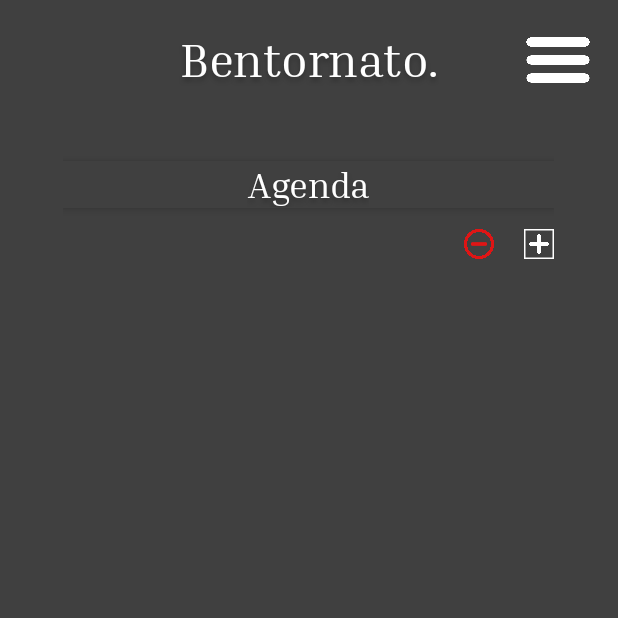
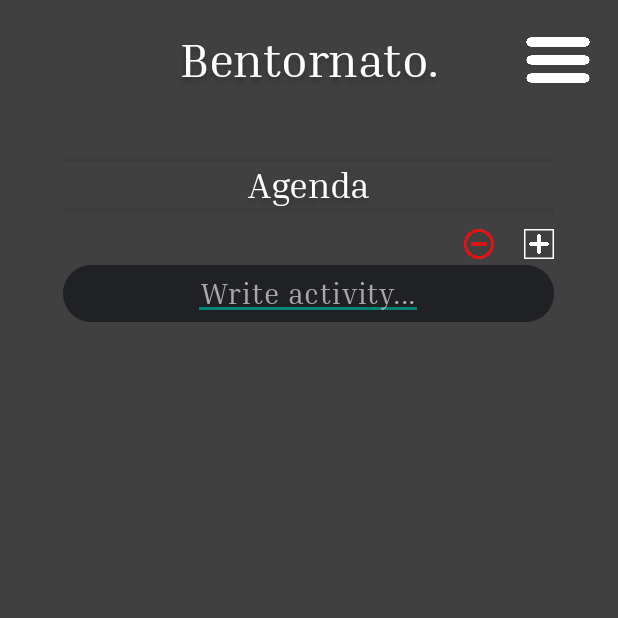
Before and after one commit to Ciollo/PlanMind, an Android app: the AgendaActivity screen opened directly, with no data from a screen before it, on a phone screen of 412 x 824 dp, the top half of it. Run offline under Robolectric (Android 15) with nearby library versions, the phone set to English and light mode, and no system bars.

Commit message:
agenda add

```diff
--- a/app/src/main/AndroidManifest.xml
+++ b/app/src/main/AndroidManifest.xml
@@ -10,7 +10,7 @@
         android:label="@string/app_name"
         android:roundIcon="@mipmap/ic_launcher_round"
         android:supportsRtl="true"
-        android:theme="@style/Theme.PlanMind"
+        android:theme="@style/AppTheme"
         tools:targetApi="31">
         <activity
             android:name=".MainActivity"
--- a/app/src/main/java/com/example/planmind/AgendaActivity.java
+++ b/app/src/main/java/com/example/planmind/AgendaActivity.java
@@ -2,23 +2,52 @@ package com.example.planmind;
 
 
 import android.app.Activity;
-import android.content.Intent;
+import android.app.DatePickerDialog;
 import android.os.Bundle;
-import android.view.animation.Animation;
-import android.view.animation.AnimationUtils;
+import android.view.View;
+import android.widget.DatePicker;
+import android.widget.EditText;
 import android.widget.ImageButton;
-import android.widget.RelativeLayout;
-import android.widget.TextView;
+import android.app.TimePickerDialog;
 
-import java.text.SimpleDateFormat;
-import java.util.Date;
-import java.util.Locale;
-public class AgendaActivity  extends Activity{
+import androidx.recyclerview.widget.LinearLayoutManager;
+import androidx.recyclerview.widget.RecyclerView;
+
+import java.util.ArrayList;
+import java.util.Collections;
+import java.util.List;
+
+public class AgendaActivity extends Activity {
+    private MyAdapter adapter;
+    private List<ItemActivity> data;
+
     @Override
     public void onCreate(Bundle savedInstanceState) {
         super.onCreate(savedInstanceState);
         setContentView(R.layout.activity_agenda);
         overridePendingTransition(R.anim.fade_in, R.anim.hold);
 
+        data = new ArrayList<>();
+        RecyclerView recyclerView = findViewById(R.id.recycler_view);
+        recyclerView.setLayoutManager(new LinearLayoutManager(this));
+        adapter = new MyAdapter(this, data);
+        recyclerView.setAdapter(adapter);
+
+        ImageButton addButton = findViewById(R.id.img_add);
+        addButton.setOnClickListener(v -> {
+            EditText editText = findViewById(R.id.my_edit_text);
+            String text = editText.getText().toString().trim();
+            if (!text.isEmpty()) {
+                TimePickerDialog timePickerDialog = new TimePickerDialog(this,
+                        (view, hourOfDay, minute) -> {
+                            String time = String.format("%02d:%02d", hourOfDay, minute);
+                            data.add(new ItemActivity(text, time));
+                            Collections.sort(data, (item1, item2) -> item1.getTime().compareTo(item2.getTime()));
+                            adapter.notifyDataSetChanged();
+                        }, 12, 0, true);
+                timePickerDialog.show();
+            }
+            editText.setText("");
+        });
     }
 }
--- /dev/null
+++ b/app/src/main/java/com/example/planmind/MyAdapter.java
@@ -0,0 +1,79 @@
+package com.example.planmind;
+
+import android.content.Context;
+import android.graphics.Color;
+import android.view.LayoutInflater;
+import android.view.View;
+import android.view.ViewGroup;
+import android.widget.CheckBox;
+import android.widget.EditText;
+import android.widget.TextView;
+
+import androidx.recyclerview.widget.RecyclerView;
+
+import java.util.List;
+
+public class MyAdapter extends RecyclerView.Adapter<MyAdapter.ViewHolder> {
+    private List<ItemActivity> mData;
+    private LayoutInflater mInflater;
+    private Context mContext;
+
+    // data is passed into the constructor
+    MyAdapter(Context context, List<ItemActivity> data) {
+        this.mInflater = LayoutInflater.from(context);
+        this.mData = data;
+        this.mContext = context;
+    }
+
+    @Override
+    public ViewHolder onCreateViewHolder(ViewGroup parent, int viewType) {
+        View view = mInflater.inflate(R.layout.agenda_item_template_layout, parent, false);
+        return new ViewHolder(view);
+    }
+
+    @Override
+    public void onBindViewHolder(ViewHolder holder, int position) {
+        ItemActivity item = mData.get(position);
+        holder.myEditText.setText(item.getText());
+        holder.myTimeText.setText(item.getTime());
+
+        holder.myEditText.setOnFocusChangeListener((v, hasFocus) -> {
+            if (!hasFocus) {
+                // imposta l'orario nel TextView quando l'utente finisce di scrivere
+                holder.myTimeText.setText("12:00"); // sostituisci con l'orario desiderato
+            }
+        });
+
+        holder.myCheckbox.setOnCheckedChangeListener(null);
+        // set the checkbox state without triggering the listener
+        // you can store the checkbox state in a separate list in your data model
+        holder.myCheckbox.setChecked(false);
+        holder.myCheckbox.setOnCheckedChangeListener((buttonView, isChecked) -> {
+            if (isChecked) {
+                holder.myEditText.setTextColor(Color.parseColor("#A9A9AC"));
+                holder.myTimeText.setTextColor(Color.parseColor("#A9A9AC"));
+            } else {
+                holder.myEditText.setTextColor(Color.WHITE); // replace with original color
+                holder.myTimeText.setTextColor(Color.WHITE); // replace with original color
+            }
+        });
+    }
+
+    @Override
+    public int getItemCount() {
+        return mData.size();
+    }
+
+    public static class ViewHolder extends RecyclerView.ViewHolder {
+        EditText myEditText;
+        CheckBox myCheckbox;
+        TextView myTimeText;
+
+        ViewHolder(View itemView) {
+            super(itemView);
+            myEditText = itemView.findViewById(R.id.my_edit_text);
+            myCheckbox = itemView.findViewById(R.id.my_checkbox);
+            myTimeText = itemView.findViewById(R.id.my_time_text);
+        }
+    }
+}
--- /dev/null
+++ b/app/src/main/res/drawable/activity_item_background_rounded.xml
@@ -0,0 +1,19 @@
+<?xml version="1.0" encoding="utf-8"?>
+<vector
+    xmlns:android="http://schemas.android.com/apk/res/android"
+    xmlns:aapt="http://schemas.android.com/aapt"
+    android:width="329dp"
+    android:height="38dp"
+    android:viewportWidth="329"
+    android:viewportHeight="38"
+    >
+    <group>
+        <clip-path
+            android:pathData="M19 0H310C320.493 0 329 8.50659 329 19C329 29.4934 320.493 38 310 38H19C8.50659 38 0 29.4934 0 19C0 8.50659 8.50659 0 19 0Z"
+            />
+        <path
+            android:pathData="M0 0V38H329V0"
+            android:fillColor="#202124"
+            />
+    </group>
+</vector>
--- a/app/src/main/res/layout/activity_agenda.xml
+++ b/app/src/main/res/layout/activity_agenda.xml
@@ -1,4 +1,3 @@
-<?xml version="1.0" encoding="utf-8"?>
 <RelativeLayout xmlns:android="http://schemas.android.com/apk/res/android"
     xmlns:app="http://schemas.android.com/apk/res-auto"
     android:layout_width="match_parent"
@@ -73,6 +72,37 @@
 
         </RelativeLayout>
 
+        <RelativeLayout
+            android:id="@+id/agenda_item_template"
+            android:layout_width="match_parent"
+            android:layout_height="38dp"
+            android:layout_below="@+id/rl_options"
+            android:background="@drawable/activity_item_background_rounded"
+            android:clipToOutline="true"
+            android:elevation="4dp">
+
+            <EditText
+                android:id="@+id/my_edit_text"
+                android:layout_width="wrap_content"
+                android:layout_height="wrap_content"
+                android:layout_centerInParent="true"
+                android:layout_marginStart="90dp"
+                android:layout_marginEnd="0dp"
+                android:fontFamily="@font/inria_serif"
+                android:hint="@string/Plaholder_add_agenda"
+                android:padding="5dp"
+                android:singleLine="true"
+                android:textAppearance="@style/labelagenda"
+                android:textColor="#FFFF"
+                android:textColorHint="#A9A9AC" />
+        </RelativeLayout>
+
+        <androidx.recyclerview.widget.RecyclerView
+            android:id="@+id/recycler_view"
+            android:layout_width="match_parent"
+            android:layout_height="wrap_content"
+            android:layout_below="@+id/agenda_item_template" />
+
+        </RelativeLayout>
+
     </RelativeLayout>
-
-</RelativeLayout>
--- a/app/src/main/res/layout/activity_home.xml
+++ b/app/src/main/res/layout/activity_home.xml
@@ -26,7 +26,7 @@
             android:layout_height="38dp"
             android:layout_below="@id/topbar"
             android:layout_centerHorizontal="true"
-            android:background="@drawable/go_to_month"
+            android:background="@drawable/activity_item_background_rounded"
             android:clipToOutline="true"
             android:elevation="4dp">
 
--- /dev/null
+++ b/app/src/main/res/values/dimens.xml
@@ -0,0 +1,4 @@
+<?xml version="1.0" encoding="utf-8"?>
+<resources>
+    <dimen name="agenda_item_height">100dp</dimen> <!-- Replace 100dp with the height you want -->
+</resources>
--- a/app/src/main/res/values/strings.xml
+++ b/app/src/main/res/values/strings.xml
@@ -18,4 +18,7 @@ Todo
     <string name="habits_tracker">Habits Tracker</string>
     <string name="agenda">Agenda</string>
     <string name="title_agenda">Agenda</string>
+    <string name="Plaholder_add_agenda">Write activity...</string>
+    <string name="timeagenda">mm:hh</string>
+    <string name="middlescore">-</string>
 </resources>
--- a/app/src/main/res/values/styles.xml
+++ b/app/src/main/res/values/styles.xml
@@ -57,4 +57,23 @@
         <item name="android:shadowRadius">4</item>
         <item name="android:fontFamily">@font/inria_serif</item>
     </style>
+    <style name="timeagenda">
+        <item name="android:textSize">19sp</item>
+        <item name="android:letterSpacing">0.03</item>
+        <item name="android:textColor">#FFFFFF</item>
+    </style>
+    <style name="labelagenda">
+        <item name="android:textSize">19sp</item>
+        <item name="android:letterSpacing">0.03</item>
+        <item name="android:textColor">#FFFFFF</item>
+    </style>
+
+    <style name="middlescore">
+        <item name="android:textSize">19sp</item>
+        <item name="android:letterSpacing">0.03</item>
+        <item name="android:textColor">#FFFFFF</item>
+    </style>
+    <style name="AppTheme" parent="Theme.AppCompat.Light.DarkActionBar">
+        <item name="android:fontFamily">@font/inria_serif</item>
+    </style>
 </resources>
```
Also changed, not shown: app/src/main/java/com/example/planmind/ItemActivity.java (added, +19 -0 lines), app/src/main/res/drawable/arrow_more_o.xml (added, +14 -0 lines), app/src/main/res/layout/activity_item_rounded.xml (added, +18 -0 lines), app/src/main/res/layout/agenda_item_template_layout.xml (added, +55 -0 lines), app/src/main/res/drawable/arrow_more.png (added).
